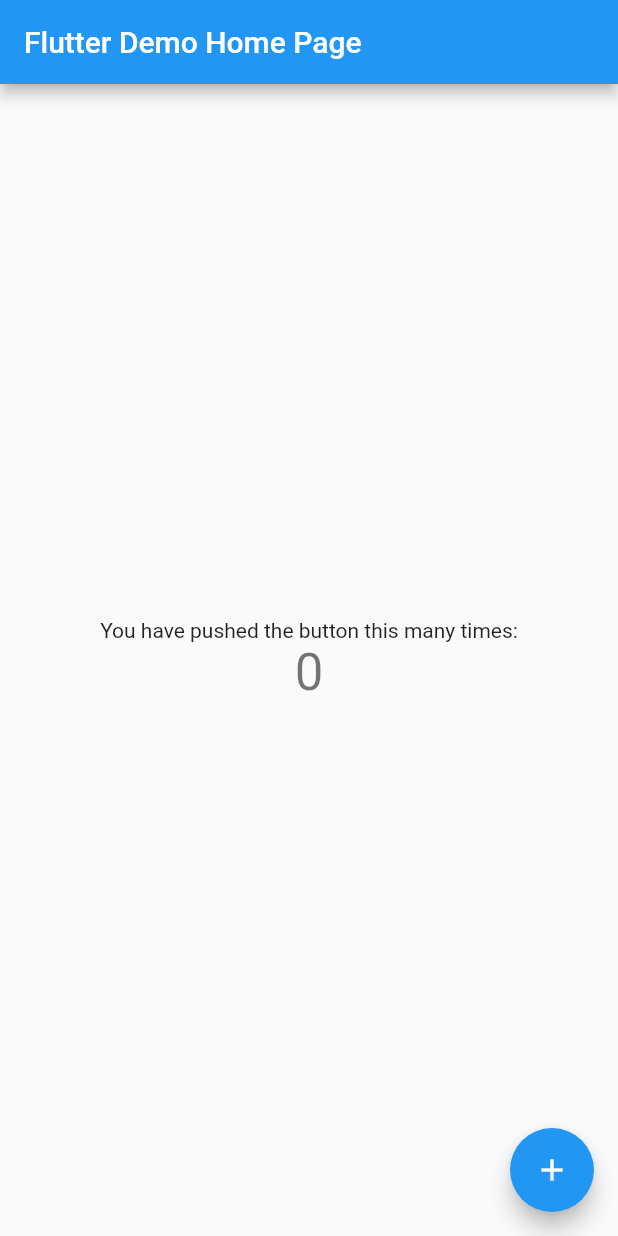
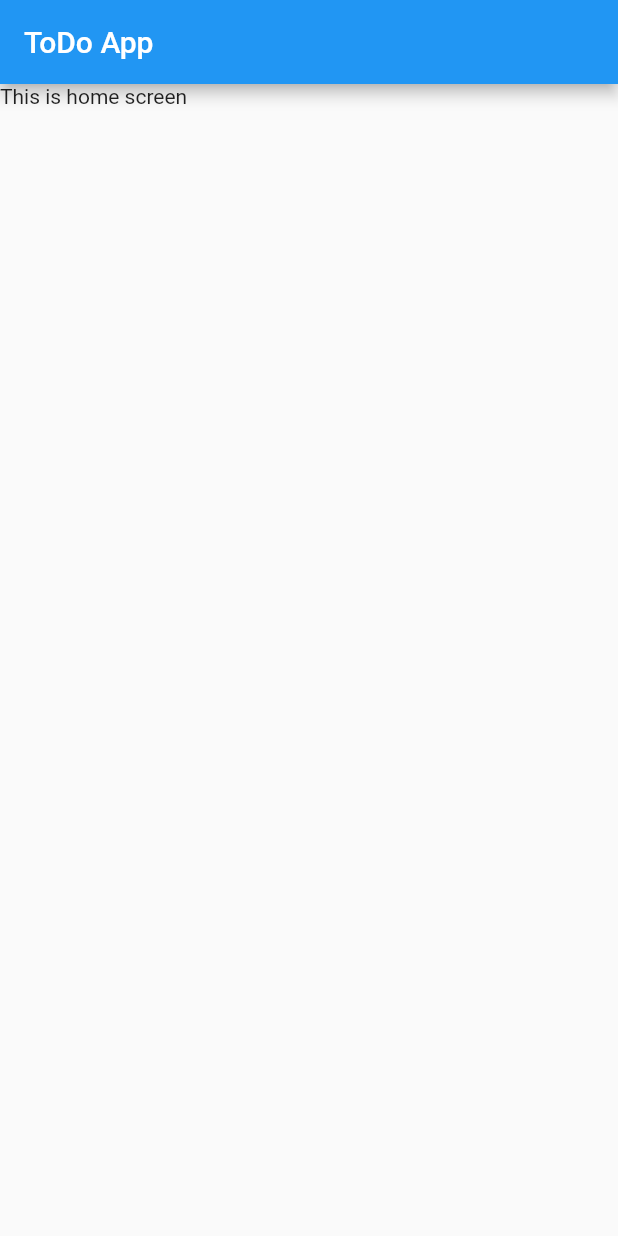
Before and after one commit to Luizrebelatto/app-study-input, a Flutter app: the screen it shows after launch, on a phone screen of 412 x 824 dp. Run offline on Flutter 3.47's test engine with Material 2 defaults, Android fonts, the phone set to English and light mode, and no system bars.

Commit message:
refactor: refactoring of the main screen

```diff
--- /dev/null
+++ b/lib/constants/colors.dart
@@ -0,0 +1,9 @@
+import 'package:flutter/material.dart';
+
+const Color tdRed = Color(0xFFDA4040);
+const Color tdBlue = Color(0xFF5F52EE);
+
+const Color tdBlack = Color(0xFF3A3A3A);
+const Color tdGrey = Color(0xFF717171);
+
+const Color tdBGColor = Color(0xFFEEEFF5);
--- a/lib/main.dart
+++ b/lib/main.dart
@@ -1,115 +1,19 @@
 import 'package:flutter/material.dart';
+import 'package:app/screens/home.dart';
 
 void main() {
   runApp(const MyApp());
 }
 
 class MyApp extends StatelessWidget {
-  const MyApp({super.key});
+  const MyApp({ Key? key }) : super( key: key );
 
   // This widget is the root of your application.
   @override
   Widget build(BuildContext context) {
     return MaterialApp(
-      title: 'Flutter Demo',
-      theme: ThemeData(
-        // This is the theme of your application.
-        //
-        // Try running your application with "flutter run". You'll see the
-        // application has a blue toolbar. Then, without quitting the app, try
-        // changing the primarySwatch below to Colors.green and then invoke
-        // "hot reload" (press "r" in the console where you ran "flutter run",
-        // or simply save your changes to "hot reload" in a Flutter IDE).
-        // Notice that the counter didn't reset back to zero; the application
-        // is not restarted.
-        primarySwatch: Colors.blue,
-      ),
-      home: const MyHomePage(title: 'Flutter Demo Home Page'),
+      title: 'ToDo App',
+      home: Home(),
     );
   }
 }
-
-class MyHomePage extends StatefulWidget {
-  const MyHomePage({super.key, required this.title});
-
-  // This widget is the home page of your application. It is stateful, meaning
-  // that it has a State object (defined below) that contains fields that affect
-  // how it looks.
-
-  // This class is the configuration for the state. It holds the values (in this
-  // case the title) provided by the parent (in this case the App widget) and
-  // used by the build method of the State. Fields in a Widget subclass are
-  // always marked "final".
-
-  final String title;
-
-  @override
-  State<MyHomePage> createState() => _MyHomePageState();
-}
-
-class _MyHomePageState extends State<MyHomePage> {
-  int _counter = 0;
-
-  void _incrementCounter() {
-    setState(() {
-      // This call to setState tells the Flutter framework that something has
-      // changed in this State, which causes it to rerun the build method below
-      // so that the display can reflect the updated values. If we changed
-      // _counter without calling setState(), then the build method would not be
-      // called again, and so nothing would appear to happen.
-      _counter++;
-    });
-  }
-
-  @override
-  Widget build(BuildContext context) {
-    // This method is rerun every time setState is called, for instance as done
-    // by the _incrementCounter method above.
-    //
-    // The Flutter framework has been optimized to make rerunning build methods
-    // fast, so that you can just rebuild anything that needs updating rather
-    // than having to individually change instances of widgets.
-    return Scaffold(
-      appBar: AppBar(
-        // Here we take the value from the MyHomePage object that was created by
-        // the App.build method, and use it to set our appbar title.
-        title: Text(widget.title),
-      ),
-      body: Center(
-        // Center is a layout widget. It takes a single child and positions it
-        // in the middle of the parent.
-        child: Column(
-          // Column is also a layout widget. It takes a list of children and
-          // arranges them vertically. By default, it sizes itself to fit its
-          // children horizontally, and tries to be as tall as its parent.
-          //
-          // Invoke "debug painting" (press "p" in the console, choose the
-          // "Toggle Debug Paint" action from the Flutter Inspector in Android
-          // Studio, or the "Toggle Debug Paint" command in Visual Studio Code)
-          // to see the wireframe for each widget.
-          //
-          // Column has various properties to control how it sizes itself and
-          // how it positions its children. Here we use mainAxisAlignment to
-          // center the children vertically; the main axis here is the vertical
-          // axis because Columns are vertical (the cross axis would be
-          // horizontal).
-          mainAxisAlignment: MainAxisAlignment.center,
-          children: <Widget>[
-            const Text(
-              'You have pushed the button this many times:',
-            ),
-            Text(
-              '$_counter',
-              style: Theme.of(context).textTheme.headline4,
-            ),
-          ],
-        ),
-      ),
-      floatingActionButton: FloatingActionButton(
-        onPressed: _incrementCounter,
-        tooltip: 'Increment',
-        child: const Icon(Icons.add),
-      ), // This trailing comma makes auto-formatting nicer for build methods.
-    );
-  }
-}
--- /dev/null
+++ b/lib/screens/home.dart
@@ -0,0 +1,15 @@
+import 'package:flutter/material.dart';
+
+class Home extends StatelessWidget {
+  const Home({ Key? key }) : super(key: key);
+
+  @override
+  Widget build(BuildContext context) {
+    return Scaffold(
+      appBar: AppBar(title: Text('ToDo App')),
+      body: Container(
+        child: Text('This is home screen'),
+      ),
+    );
+  }
+}
```
